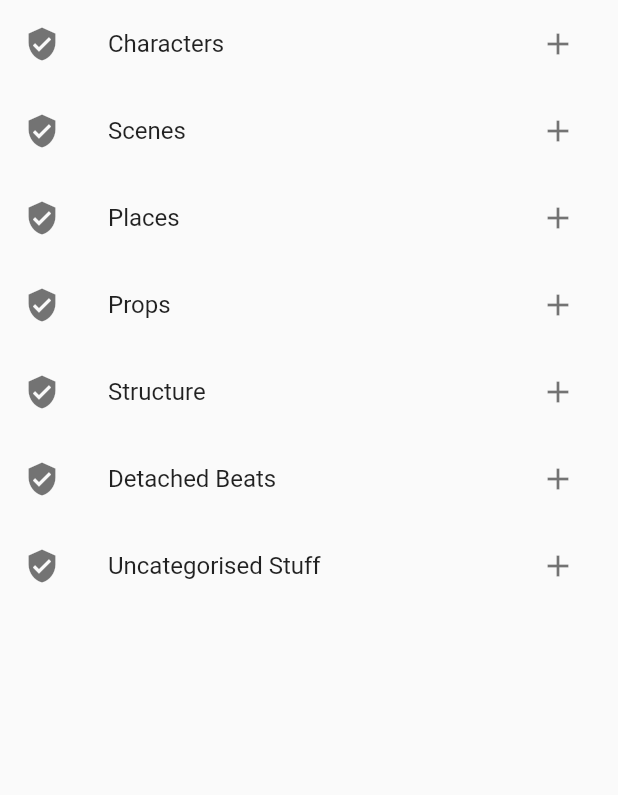
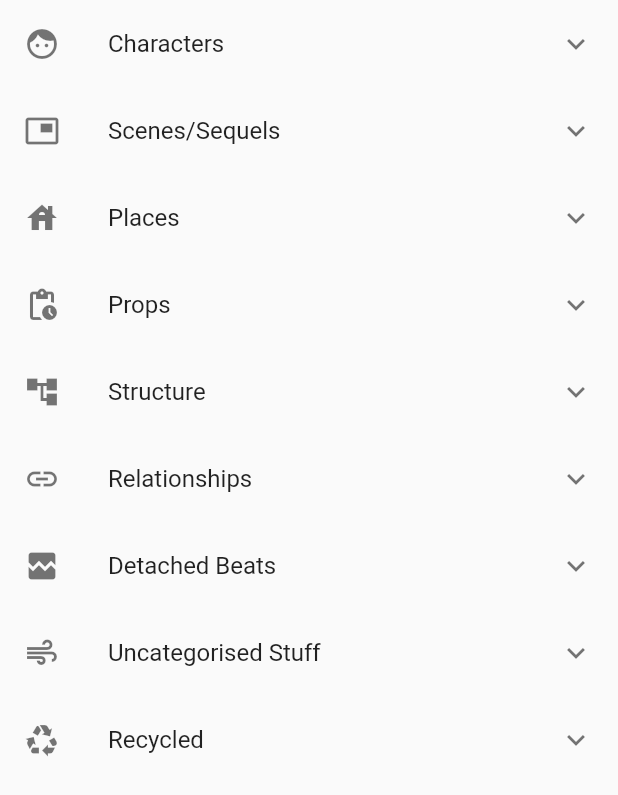
Before and after one commit to quasar-pankaj/tarot_stories, a Flutter app: the ElementsSidebar widget shown alone on an empty page, opened directly, on a phone screen of 412 x 824 dp. Shown: the top 795 px of the screen. Run offline on Flutter 3.47's test engine with Material 2 defaults, Android fonts, the phone set to English and light mode, and no system bars; our stand-ins replace flip_card, flutter_riverpod, freezed_annotation, sembast.

Commit message:
Error corrections

```diff
--- a/lib/widgets/elements_sidebar.dart
+++ b/lib/widgets/elements_sidebar.dart
@@ -7,68 +7,50 @@ class ElementsSidebar extends StatelessWidget {
   Widget build(BuildContext context) {
     return ListView(
       shrinkWrap: true,
-      children: [
+      children: const [
         ExpansionTile(
-          leading: const Icon(Icons.verified_user),
-          title: const Text('Characters'),
-          trailing: IconButton(
-            onPressed: () {},
-            icon: const Icon(Icons.add),
-          ),
+          leading: Icon(Icons.face),
+          title: Text('Characters'),
           children: [],
         ),
         ExpansionTile(
-          leading: const Icon(Icons.verified_user),
-          title: const Text('Scenes'),
-          trailing: IconButton(
-            onPressed: () {},
-            icon: const Icon(Icons.add),
-          ),
+          leading: Icon(Icons.picture_in_picture),
+          title: Text('Scenes/Sequels'),
           children: [],
         ),
         ExpansionTile(
-          leading: const Icon(Icons.verified_user),
-          title: const Text('Places'),
-          trailing: IconButton(
-            onPressed: () {},
-            icon: const Icon(Icons.add),
-          ),
+          leading: Icon(Icons.house),
+          title: Text('Places'),
           children: [],
         ),
         ExpansionTile(
-          leading: const Icon(Icons.verified_user),
-          title: const Text('Props'),
-          trailing: IconButton(
-            onPressed: () {},
-            icon: const Icon(Icons.add),
-          ),
+          leading: Icon(Icons.pending_actions),
+          title: Text('Props'),
           children: [],
         ),
         ExpansionTile(
-          leading: const Icon(Icons.verified_user),
-          title: const Text('Structure'),
-          trailing: IconButton(
-            onPressed: () {},
-            icon: const Icon(Icons.add),
-          ),
+          leading: Icon(Icons.account_tree),
+          title: Text('Structure'),
           children: [],
         ),
         ExpansionTile(
-          leading: const Icon(Icons.verified_user),
-          title: const Text('Detached Beats'),
-          trailing: IconButton(
-            onPressed: () {},
-            icon: const Icon(Icons.add),
-          ),
+          leading: Icon(Icons.link),
+          title: Text('Relationships'),
           children: [],
         ),
         ExpansionTile(
-          leading: const Icon(Icons.verified_user),
-          title: const Text('Uncategorised Stuff'),
-          trailing: IconButton(
-            onPressed: () {},
-            icon: const Icon(Icons.add),
-          ),
+          leading: Icon(Icons.broken_image),
+          title: Text('Detached Beats'),
+          children: [],
+        ),
+        ExpansionTile(
+          leading: Icon(Icons.air),
+          title: Text('Uncategorised Stuff'),
+          children: [],
+        ),
+        ExpansionTile(
+          leading: Icon(Icons.recycling),
+          title: Text('Recycled'),
           children: [],
         ),
       ],
--- a/lib/widgets/spread_dialog.dart
+++ b/lib/widgets/spread_dialog.dart
@@ -88,8 +88,8 @@ class _SpreadDialogState extends ConsumerState<SpreadDialog>
                                             .millisecondsSinceEpoch,
                                         modifiedTimestamp: DateTime.now()
                                             .millisecondsSinceEpoch,
-                                        projectId:
-                                            ref.watch(openProjectProvider)!.id!,
+                                        elementId: -1,
+                                        // ref.watch(openProjectProvider)!.id!,
                                         layoutType: shape,
                                         readings: [],
                                       ),
```
Also changed, not shown: lib/pages/project_page.dart (+22 -3 lines), lib/providers/spreads_in_memory_notifier_provider.dart (+8 -9 lines).
